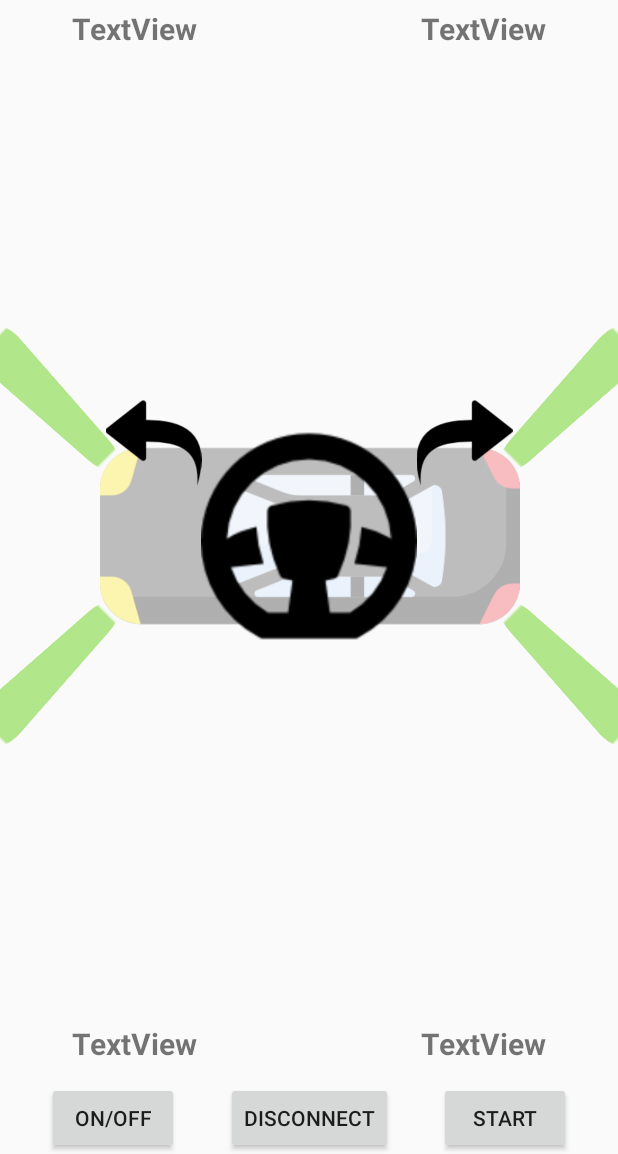
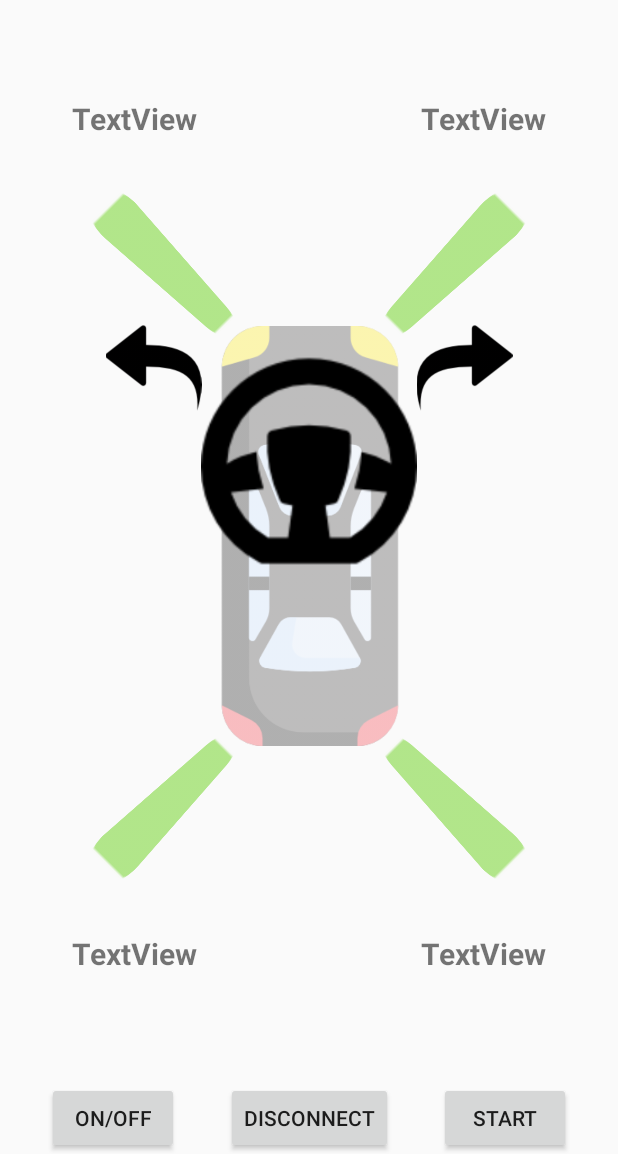
Before and after one commit to kleanlins/Baleasy, an Android app: the layout control_layout.xml on its own in the app's theme, with its tools: preview values and no code run, on a phone screen of 412 x 824 dp, the part 82-1236 px from its top. Run offline under Robolectric (Android 15) with nearby library versions, the phone set to English and light mode, and no system bars.

Commit message:
Baleasy end mode added, new animations and portrait mode on main activity.

```diff
--- a/app/src/main/AndroidManifest.xml
+++ b/app/src/main/AndroidManifest.xml
@@ -19,7 +19,7 @@
             </intent-filter>
         </activity>
         <activity android:name=".ControlActivity"
-            android:screenOrientation="landscape"
+            android:screenOrientation="portrait"
             android:theme="@style/AppTheme.NoActionBar"
             />
     </application>
--- a/app/src/main/res/layout/control_layout.xml
+++ b/app/src/main/res/layout/control_layout.xml
@@ -33,11 +33,11 @@
         app:layout_constraintRight_toRightOf="parent"/>
 
     <TextView
-        android:id="@+id/front_right"
+        android:id="@+id/front_left"
         android:layout_width="wrap_content"
         android:layout_height="wrap_content"
         android:layout_marginStart="48dp"
-        android:layout_marginTop="60dp"
+        android:layout_marginTop="120dp"
         android:text="TextView"
         android:textSize="20sp"
         android:textStyle="bold"
@@ -45,11 +45,11 @@
         app:layout_constraintTop_toTopOf="parent" />
 
     <TextView
-        android:id="@+id/front_left"
+        android:id="@+id/rear_left"
         android:layout_width="wrap_content"
         android:layout_height="wrap_content"
         android:layout_marginStart="48dp"
-        android:layout_marginBottom="60dp"
+        android:layout_marginBottom="120dp"
         android:text="TextView"
         android:textSize="20sp"
         android:textStyle="bold"
@@ -57,11 +57,11 @@
         app:layout_constraintBottom_toBottomOf="parent" />
 
     <TextView
-        android:id="@+id/rear_left"
+        android:id="@+id/rear_right"
         android:layout_width="wrap_content"
         android:layout_height="wrap_content"
         android:layout_marginLeft="384dp"
-        android:layout_marginBottom="60dp"
+        android:layout_marginBottom="120dp"
         android:layout_marginEnd="48dp"
         android:text="TextView"
         android:textSize="20sp"
@@ -71,11 +71,11 @@
         />
 
     <TextView
-        android:id="@+id/rear_right"
+        android:id="@+id/front_right"
         android:layout_width="wrap_content"
         android:layout_height="wrap_content"
         android:layout_marginLeft="384dp"
-        android:layout_marginTop="60dp"
+        android:layout_marginTop="120dp"
         android:layout_marginEnd="48dp"
         android:text="TextView"
         android:textSize="20sp"
@@ -89,6 +89,7 @@
         android:layout_width="428dp"
         android:layout_height="280dp"
         android:alpha="0.3"
+        android:rotation="90"
         app:layout_constraintEnd_toEndOf="parent"
         app:layout_constraintStart_toStartOf="parent"
         app:layout_constraintTop_toTopOf="parent"
@@ -103,6 +104,7 @@
         android:layout_marginEnd="8dp"
         android:layout_marginStart="8dp"
         android:text="Bem-vindo ao Baleasy"
+        android:gravity="center"
         android:textSize="25sp"
         android:textStyle="bold"
         app:layout_constraintTop_toTopOf="parent"
@@ -111,59 +113,59 @@
         app:layout_constraintStart_toStartOf="parent" />
 
     <ImageView
-        android:id="@+id/sensor_fr"
+        android:id="@+id/sensor_fl"
         android:layout_width="77dp"
         android:layout_height="79dp"
-        android:layout_marginStart="1dp"
+        android:layout_marginLeft="80dp"
         android:layout_marginTop="10dp"
         android:rotation="135"
         android:scaleX="0.4"
         android:scaleY="2.3"
         android:alpha="0.7"
-        app:layout_constraintStart_toStartOf="@+id/car_img"
-        app:layout_constraintTop_toTopOf="@+id/car_img"
-        app:srcCompat="@drawable/trapezium" />
-
-    <ImageView
-        android:id="@+id/sensor_fl"
-        android:layout_width="77dp"
-        android:layout_height="79dp"
-        android:layout_marginStart="1dp"
-        android:layout_marginBottom="10dp"
-        android:rotation="45"
-        android:scaleX="0.4"
-        android:scaleY="2.3"
-        android:alpha="0.7"
-        app:layout_constraintStart_toStartOf="@+id/car_img"
-        app:layout_constraintBottom_toBottomOf="@+id/car_img"
+        app:layout_constraintLeft_toLeftOf="@+id/car_img"
+        app:layout_constraintBottom_toTopOf="@+id/car_img"
         app:srcCompat="@drawable/trapezium" />
 
     <ImageView
         android:id="@+id/sensor_rl"
         android:layout_width="77dp"
         android:layout_height="79dp"
-        android:layout_marginEnd="1dp"
+        android:layout_marginStart="80dp"
         android:layout_marginBottom="10dp"
-        android:rotation="-45"
+        android:rotation="45"
         android:scaleX="0.4"
         android:scaleY="2.3"
         android:alpha="0.7"
-        app:layout_constraintEnd_toEndOf="@+id/car_img"
-        app:layout_constraintBottom_toBottomOf="@+id/car_img"
+        app:layout_constraintLeft_toLeftOf="@+id/car_img"
+        app:layout_constraintTop_toBottomOf="@+id/car_img"
         app:srcCompat="@drawable/trapezium" />
 
     <ImageView
         android:id="@+id/sensor_rr"
         android:layout_width="77dp"
         android:layout_height="79dp"
-        android:layout_marginEnd="1dp"
+        android:layout_marginEnd="80dp"
+        android:layout_marginBottom="10dp"
+        android:rotation="-45"
+        android:scaleX="0.4"
+        android:scaleY="2.3"
+        android:alpha="0.7"
+        app:layout_constraintRight_toRightOf="@+id/car_img"
+        app:layout_constraintTop_toBottomOf="@+id/car_img"
+        app:srcCompat="@drawable/trapezium" />
+
+    <ImageView
+        android:id="@+id/sensor_fr"
+        android:layout_width="77dp"
+        android:layout_height="79dp"
+        android:layout_marginEnd="80dp"
         android:layout_marginTop="10dp"
         android:rotation="-135"
         android:scaleX=".4"
         android:scaleY="2.3"
         android:alpha="0.7"
-        app:layout_constraintEnd_toEndOf="@+id/car_img"
-        app:layout_constraintTop_toTopOf="@+id/car_img"
+        app:layout_constraintRight_toRightOf="@+id/car_img"
+        app:layout_constraintBottom_toTopOf="@+id/car_img"
         app:srcCompat="@drawable/trapezium" />
 
     <ImageView
@@ -171,14 +173,14 @@
         android:layout_width="53dp"
         android:layout_height="48dp"
         android:rotation="0"
+        android:layout_marginBottom="100dp"
         app:layout_constraintEnd_toEndOf="parent"
         app:layout_constraintStart_toStartOf="parent"
         app:srcCompat="@drawable/steering"
         android:scaleY="3"
         android:scaleX="3"
         app:layout_constraintTop_toTopOf="parent"
-        app:layout_constraintBottom_toBottomOf="parent"
-        tools:layout_editor_absoluteY="156dp" />
+        app:layout_constraintBottom_toBottomOf="parent" />
 
     <ImageView
         android:id="@+id/left_arrow"
@@ -205,5 +207,29 @@
         app:layout_constraintBottom_toBottomOf="@+id/steering_img"
         app:srcCompat="@drawable/arrow" />
 
+    <ImageView
+        android:id="@+id/front_arrow"
+        android:layout_width="80dp"
+        android:layout_height="80dp"
+        android:rotation="-90"
+        android:alpha="0"
+        android:layout_marginBottom="30dp"
+        app:layout_constraintStart_toStartOf="parent"
+        app:layout_constraintEnd_toEndOf="parent"
+        app:layout_constraintBottom_toTopOf="@id/car_img"
+        app:srcCompat="@drawable/green_arrow"/>
+
+    <ImageView
+        android:id="@+id/rear_arrow"
+        android:layout_width="80dp"
+        android:layout_height="80dp"
+        android:rotation="90"
+        android:alpha="0"
+        android:layout_marginTop="30dp"
+        app:layout_constraintStart_toStartOf="parent"
+        app:layout_constraintEnd_toEndOf="parent"
+        app:layout_constraintTop_toBottomOf="@id/car_img"
+        app:srcCompat="@drawable/red_arrow"/>
+
 
 </android.support.constraint.ConstraintLayout>
```
Also changed, not shown: app/src/main/java/com/example/cleanderson/baleasy_java/ControlActivity.kt (+33 -6 lines), app/src/main/res/drawable/done.png (added), app/src/main/res/drawable/green_arrow.png (added), app/src/main/res/drawable/red_arrow.png (added).
